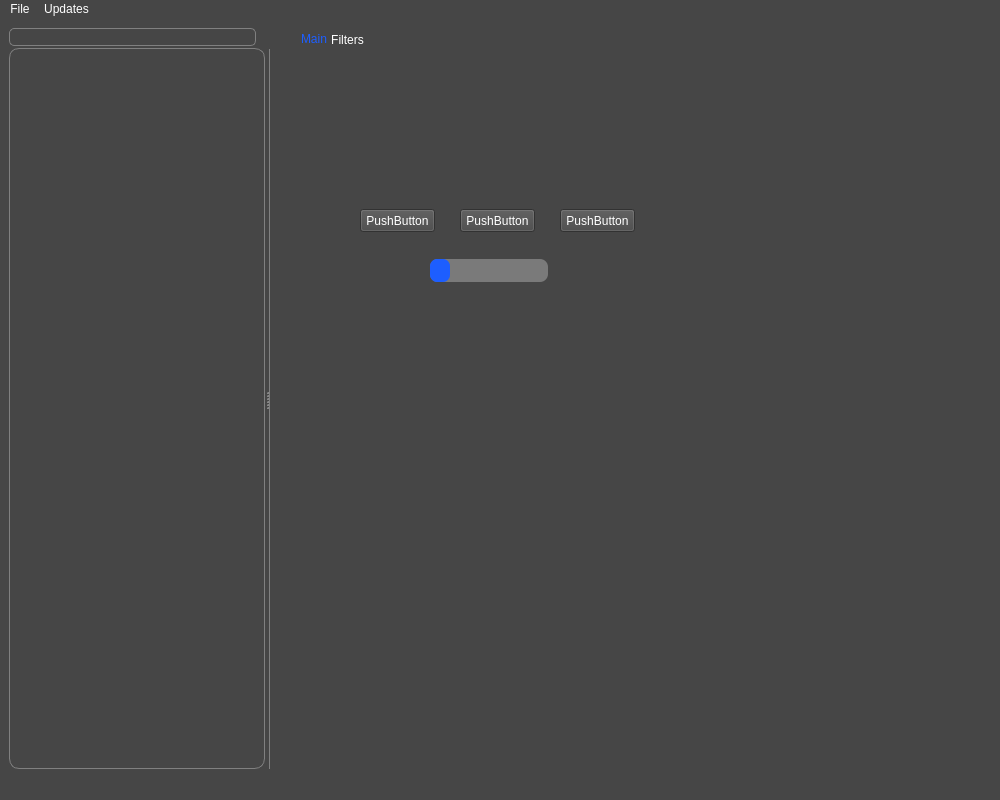
First picture: the form in main_window.ui, repository vbrizgamnk/Artemis, before the edit.
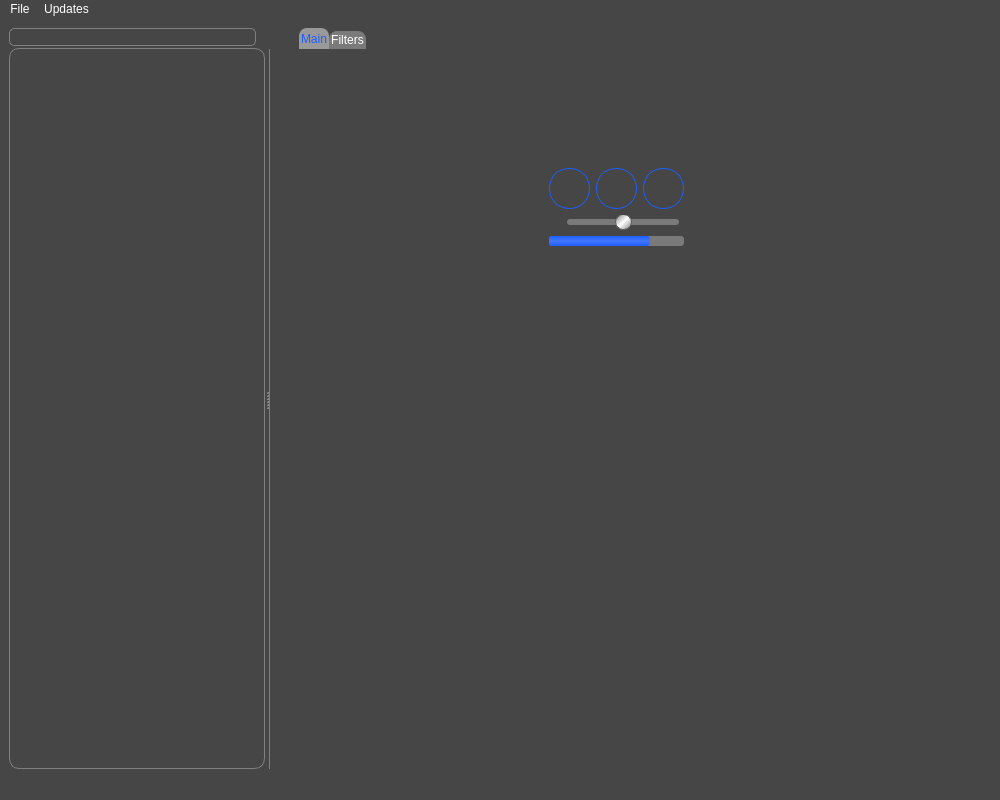
Second picture: the form after the edit. Icons and pictures are not drawn.

```diff
--- a/main_window.ui
+++ b/main_window.ui
@@ -10,6 +10,12 @@
     <height>800</height>
    </rect>
   </property>
+  <property name="sizePolicy">
+   <sizepolicy hsizetype="Expanding" vsizetype="Fixed">
+    <horstretch>0</horstretch>
+    <verstretch>0</verstretch>
+   </sizepolicy>
+  </property>
   <property name="windowTitle">
    <string>MainWindow</string>
   </property>
@@ -23,18 +29,16 @@
 }
 
 QProgressBar {
-    /*border: 2px solid grey;*/
-	border-radius: 8px;
-	background-color:  #7a7a7a
+    border: 2px #7a7a7a;
+	border-radius: 3px;
+	background-color:  #7a7a7a;
 }
 
 QProgressBar::chunk {
-    background-color: #1d5eff;
-    width: 20px;
-	border-radius: 7px
-}
-
-</string>
+    /*background-color: #1d5eff;*/
+	background: qlineargradient(x1:0, y1:0, x2:0, y2:1, stop:0 #1d5eff, stop:0.5 #4177ff, stop:1 #1d5eff);
+	border-radius: 3px;
+}</string>
   </property>
   <widget class="QWidget" name="centralwidget">
    <layout class="QGridLayout" name="gridLayout_2">
@@ -186,11 +190,7 @@
 /* Style the tab using the tab sub-control. Note that
     it reads QTabBar _not_ QTabWidget */
 QTabBar::tab {
-    background: qlineargradient(x1: 0, y1: 0, x2: 0, y2: 1,
-                                stop: 0 #7a7a7a, stop: 1.0 #7a7a7a);
-    /*background: qlineargradient(x1: 0, y1: 0, x2: 0, y2: 1,
-                                stop: 0 #E1E1E1, stop: 0.4 #DDDDDD,
-                                stop: 0.5 #D8D8D8, stop: 1.0 #D3D3D3);*/
+	background: #7a7a7a;
     border-top-left-radius: 8px;
     border-top-right-radius: 8px;
     min-width: 16ex;
@@ -199,11 +199,7 @@
 }
 
 QTabBar::tab:selected {
-    background: qlineargradient(x1: 0, y1: 0, x2: 0, y2: 1,
-                                stop: 0 #999999, stop: 1.0 #999999);
-  /*  background: qlineargradient(x1: 0, y1: 0, x2: 0, y2: 1,
-                                stop: 0 #fafafa, stop: 0.4 #f4f4f4,
-                                stop: 0.5 #e7e7e7, stop: 1.0 #fafafa);*/
+	background: #999999;
     color: #1d5eff
 }
 
@@ -240,89 +236,227 @@
         <attribute name="title">
          <string>Main</string>
         </attribute>
-        <widget class="QLabel" name="spectrogram">
+        <widget class="QWidget" name="layoutWidget">
          <property name="geometry">
           <rect>
-           <x>480</x>
-           <y>280</y>
-           <width>221</width>
-           <height>421</height>
+           <x>270</x>
+           <y>110</y>
+           <width>161</width>
+           <height>491</height>
           </rect>
          </property>
-         <property name="text">
-          <string/>
-         </property>
-         <property name="scaledContents">
-          <bool>true</bool>
-         </property>
-        </widget>
-        <widget class="QWidget" name="widget_2" native="true">
-         <property name="geometry">
-          <rect>
-           <x>50</x>
-           <y>120</y>
-           <width>371</width>
-           <height>381</height>
-          </rect>
-         </property>
-         <widget class="QPushButton" name="pushButton">
-          <property name="geometry">
-           <rect>
-            <x>40</x>
-            <y>40</y>
-            <width>75</width>
-            <height>23</height>
-           </rect>
-          </property>
-          <property name="text">
-           <string>PushButton</string>
-          </property>
-         </widget>
-         <widget class="QPushButton" name="pushButton_2">
-          <property name="geometry">
-           <rect>
-            <x>140</x>
-            <y>40</y>
-            <width>75</width>
-            <height>23</height>
-           </rect>
-          </property>
-          <property name="text">
-           <string>PushButton</string>
-          </property>
-         </widget>
-         <widget class="QPushButton" name="pushButton_3">
-          <property name="geometry">
-           <rect>
-            <x>240</x>
-            <y>40</y>
-            <width>75</width>
-            <height>23</height>
-           </rect>
-          </property>
-          <property name="text">
-           <string>PushButton</string>
-          </property>
-         </widget>
-         <widget class="QProgressBar" name="progressBar">
-          <property name="geometry">
-           <rect>
-            <x>110</x>
-            <y>90</y>
-            <width>118</width>
-            <height>23</height>
-           </rect>
-          </property>
-          <property name="styleSheet">
-           <string notr="true"/>
-          </property>
-          <property name="value">
-           <number>15</number>
-          </property>
-          <property name="textVisible">
-           <bool>false</bool>
-          </property>
-         </widget>
+         <layout class="QVBoxLayout" name="verticalLayout">
+          <item>
+           <widget class="QWidget" name="audio_widget" native="true">
+            <property name="sizePolicy">
+             <sizepolicy hsizetype="Fixed" vsizetype="Fixed">
+              <horstretch>0</horstretch>
+              <verstretch>0</verstretch>
+             </sizepolicy>
+            </property>
+            <property name="styleSheet">
+             <string notr="true">QPushButton {
+	/*background-color: #1d5eff;*/
+    border: 1px solid gray;
+	border-color: #1d5eff;
+    border-radius: 20px;
+}
+/*
+QPushButton:disabled {
+	background-color: #7a7a7a;
+}
+*/</string>
+            </property>
+            <layout class="QGridLayout" name="gridLayout_3">
+             <item row="3" column="0" colspan="3">
+              <widget class="QProgressBar" name="audio_progress">
+               <property name="enabled">
+                <bool>false</bool>
+               </property>
+               <property name="sizePolicy">
+                <sizepolicy hsizetype="Expanding" vsizetype="Fixed">
+                 <horstretch>0</horstretch>
+                 <verstretch>0</verstretch>
+                </sizepolicy>
+               </property>
+               <property name="maximumSize">
+                <size>
+                 <width>16777215</width>
+                 <height>10</height>
+                </size>
+               </property>
+               <property name="styleSheet">
+                <string notr="true"/>
+               </property>
+               <property name="value">
+                <number>75</number>
+               </property>
+               <property name="textVisible">
+                <bool>false</bool>
+               </property>
+              </widget>
+             </item>
+             <item row="0" column="0">
+              <widget class="QPushButton" name="play">
+               <property name="enabled">
+                <bool>false</bool>
+               </property>
+               <property name="sizePolicy">
+                <sizepolicy hsizetype="Preferred" vsizetype="Preferred">
+                 <horstretch>0</horstretch>
+                 <verstretch>0</verstretch>
+                </sizepolicy>
+               </property>
+               <property name="minimumSize">
+                <size>
+                 <width>41</width>
+                 <height>41</height>
+                </size>
+               </property>
+               <property name="text">
+                <string/>
+               </property>
+               <property name="checkable">
+                <bool>false</bool>
+               </property>
+              </widget>
+             </item>
+             <item row="0" column="1">
+              <widget class="QPushButton" name="pause">
+               <property name="enabled">
+                <bool>false</bool>
+               </property>
+               <property name="sizePolicy">
+                <sizepolicy hsizetype="Minimum" vsizetype="Preferred">
+                 <horstretch>0</horstretch>
+                 <verstretch>0</verstretch>
+                </sizepolicy>
+               </property>
+               <property name="minimumSize">
+                <size>
+                 <width>41</width>
+                 <height>41</height>
+                </size>
+               </property>
+               <property name="text">
+                <string/>
+               </property>
+               <property name="checkable">
+                <bool>false</bool>
+               </property>
+              </widget>
+             </item>
+             <item row="0" column="2">
+              <widget class="QPushButton" name="stop">
+               <property name="enabled">
+                <bool>false</bool>
+               </property>
+               <property name="sizePolicy">
+                <sizepolicy hsizetype="Minimum" vsizetype="Preferred">
+                 <horstretch>0</horstretch>
+                 <verstretch>0</verstretch>
+                </sizepolicy>
+               </property>
+               <property name="minimumSize">
+                <size>
+                 <width>41</width>
+                 <height>41</height>
+                </size>
+               </property>
+               <property name="text">
+                <string/>
+               </property>
+              </widget>
+             </item>
+             <item row="2" column="0" colspan="3">
+              <layout class="QHBoxLayout" name="horizontalLayout">
+               <item>
+                <widget class="QLabel" name="label">
+                 <property name="sizePolicy">
+                  <sizepolicy hsizetype="Fixed" vsizetype="Fixed">
+                   <horstretch>0</horstretch>
+                   <verstretch>0</verstretch>
+                  </sizepolicy>
+                 </property>
+                 <property name="maximumSize">
+                  <size>
+                   <width>20</width>
+                   <height>20</height>
+                  </size>
+                 </property>
+                 <property name="text">
+                  <string/>
+                 </property>
+                 <property name="pixmap">
+                  <pixmap>icons_imgs/volume.png</pixmap>
+                 </property>
+                 <property name="scaledContents">
+                  <bool>true</bool>
+                 </property>
+                </widget>
+               </item>
+               <item>
+                <widget class="QSlider" name="volume">
+                 <property name="styleSheet">
+                  <string notr="true">QSlider::groove:horizontal {
+    /*border: 1px solid #999999;*/
+    height: 6px; /* the groove expands to the size of the slider by default. by giving it a height, it has a fixed size */
+    background: #7a7a7a;
+    margin: 0 5px;
+	border-radius: 3px
+}
+
+QSlider::handle:horizontal {
+    background: qlineargradient(x1:0, y1:0, x2:1, y2:1, stop:0 gray, stop:0.5 white, stop:1.0 gray);
+    border: 1px solid #5c5c5c;
+    width: 15px;
+    margin: -5px -5px; /* handle is placed by default on the contents rect of the groove. Expand outside the groove */
+    border-radius: 8px;
+}
+</string>
+                 </property>
+                 <property name="minimum">
+                  <number>1</number>
+                 </property>
+                 <property name="maximum">
+                  <number>100</number>
+                 </property>
+                 <property name="value">
+                  <number>51</number>
+                 </property>
+                 <property name="orientation">
+                  <enum>Qt::Horizontal</enum>
+                 </property>
+                </widget>
+               </item>
+              </layout>
+             </item>
+            </layout>
+           </widget>
+          </item>
+          <item>
+           <widget class="QLabel" name="spectrogram">
+            <property name="sizePolicy">
+             <sizepolicy hsizetype="Fixed" vsizetype="Expanding">
+              <horstretch>0</horstretch>
+              <verstretch>0</verstretch>
+             </sizepolicy>
+            </property>
+            <property name="minimumSize">
+             <size>
+              <width>153</width>
+              <height>100</height>
+             </size>
+            </property>
+            <property name="text">
+             <string/>
+            </property>
+            <property name="scaledContents">
+             <bool>true</bool>
+            </property>
+           </widget>
+          </item>
+         </layout>
         </widget>
        </widget>
        <widget class="QWidget" name="tab_2">
```
